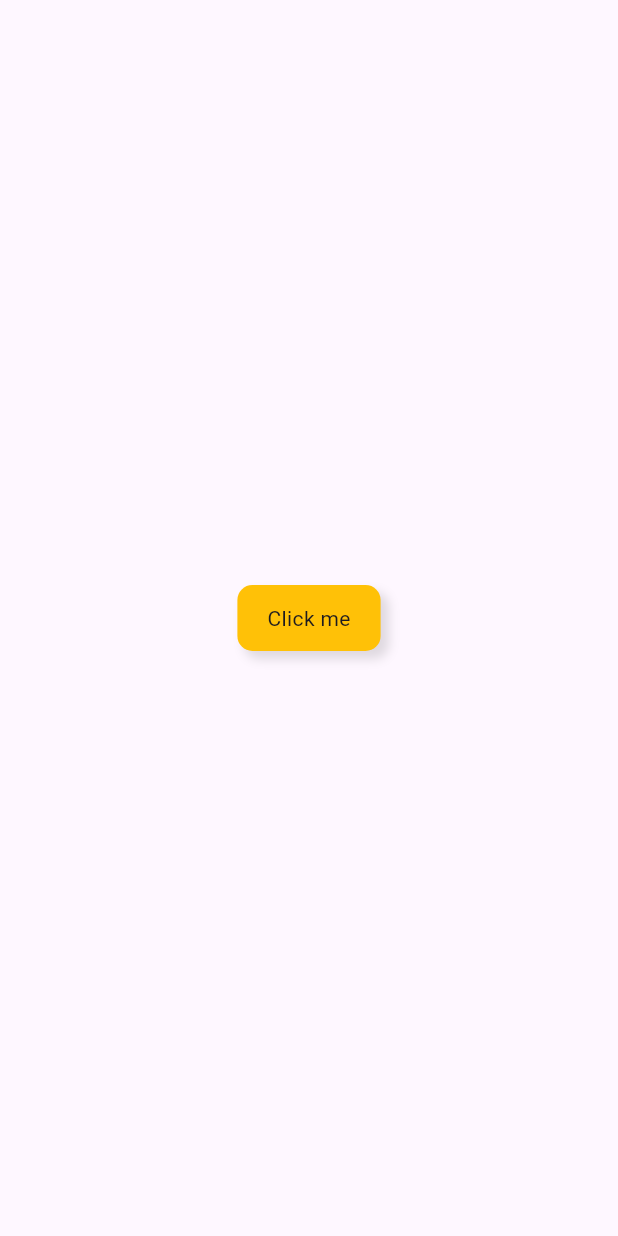
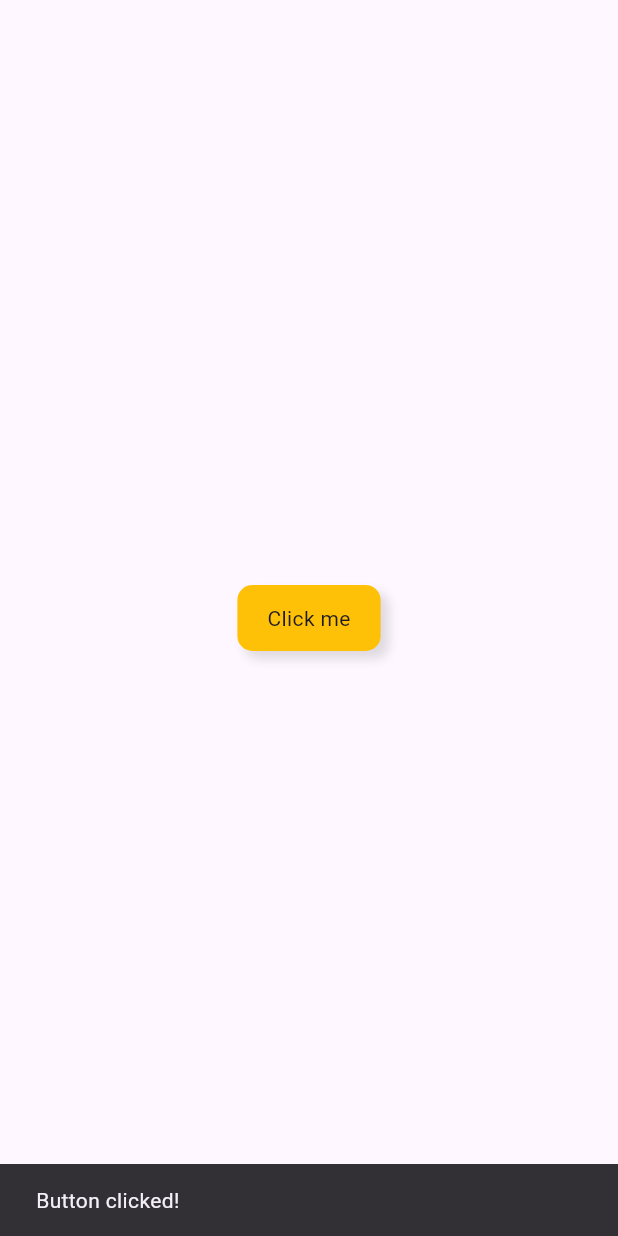
Before and after one commit to loic-sharma/decorators_study, a Flutter app: the MyButton widget shown alone on an empty page, opened directly, after a tap on "Click me", on a phone screen of 412 x 824 dp. Run offline on Flutter 3.47's test engine with Material 3 defaults, Android fonts, the phone set to English and light mode, and no system bars.

Commit message:
Show snackbar on nested widget button

```diff
--- a/lib/button/nested.dart
+++ b/lib/button/nested.dart
@@ -28,7 +28,11 @@ class _MyButtonState extends State<MyButton> {
         onEnter: (event) => setState(() => _isHovering = true),
         onExit: (event) => setState(() => _isHovering = false),
         child: GestureDetector(
-          onTap: () => debugPrint('Hello world'),
+          onTap: () {
+            ScaffoldMessenger.of(context).showSnackBar(
+              const SnackBar(content: Text('Button clicked!')),
+            );
+          },
           child: AnimatedContainer(
             duration: const Duration(milliseconds: 500),
             decoration: BoxDecoration(
```
